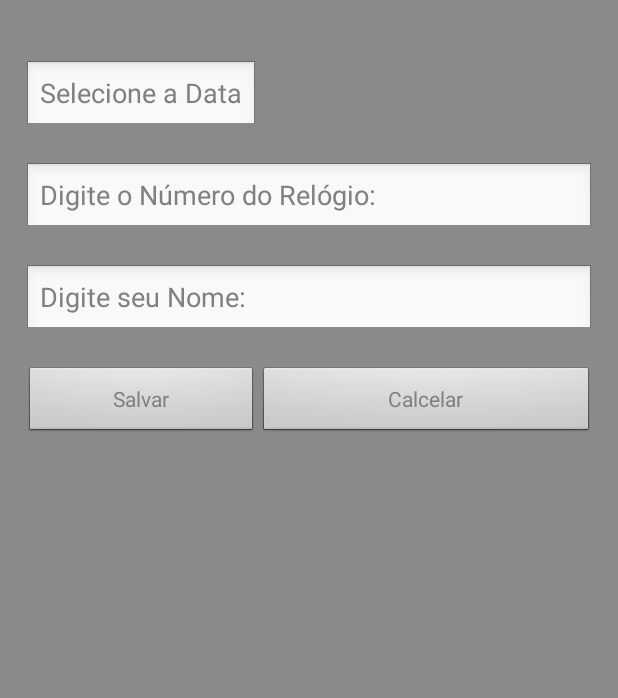
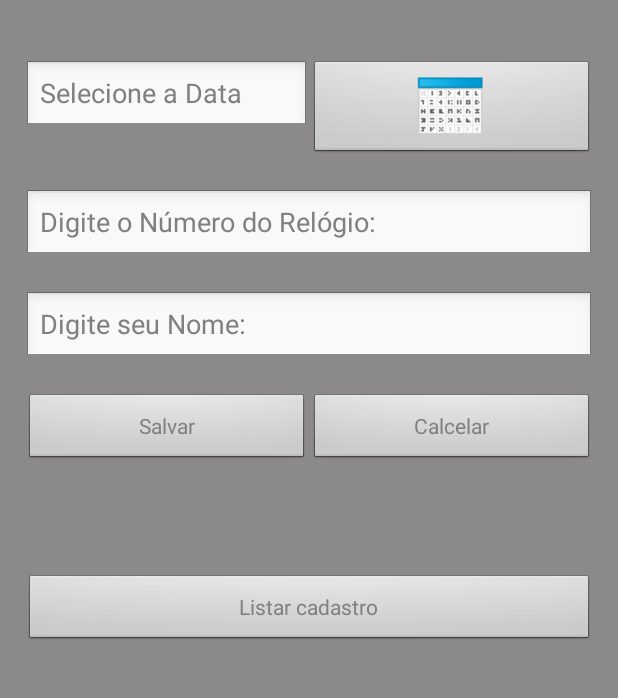
Before and after one commit to efraibo/android_cesar, an Android app: the layout activity_cadastro.xml on its own in the app's theme, with its tools: preview values and no code run, on a phone screen of 412 x 824 dp, the part 200-898 px from its top. Run offline under Robolectric (Android 15) with nearby library versions, the phone set to English and light mode, and no system bars.

Commit message:
Atualização

```diff
--- a/SGCE/app/src/main/res/layout/activity_cadastro.xml
+++ b/SGCE/app/src/main/res/layout/activity_cadastro.xml
@@ -15,20 +15,36 @@
         android:id="@+id/textView"
         android:layout_alignParentTop="true"
         android:layout_centerHorizontal="true" />
-
+    <LinearLayout
+        android:layout_width="fill_parent"
+        android:layout_height="wrap_content"
+        android:id="@+id/linearCaledar"
+        android:layout_below="@id/textView"
+        android:orientation="horizontal">
         <EditText
             android:id="@+id/editDate"
-        android:layout_width="wrap_content"
+            android:layout_width="fill_parent"
             android:layout_height="wrap_content"
-        android:layout_below="@id/textView"
             android:layout_marginTop="40dp"
-        android:hint="Selecione a Data"/>
+            android:layout_weight="1"
+            android:hint="Selecione a Data"
+            android:inputType="date"/>
+        <ImageButton
+            android:layout_width="fill_parent"
+            android:layout_height="wrap_content"
+            android:layout_marginTop="40dp"
+            android:layout_weight="1"
+            android:src="@drawable/calendar_blank"
+            android:onClick="dataButton"
+            />
+
+    </LinearLayout>
 
     <EditText
         android:layout_width="match_parent"
         android:layout_height="wrap_content"
         android:id="@+id/editNumRelogio"
-        android:layout_below="@id/editDate"
+        android:layout_below="@id/linearCaledar"
         android:layout_marginTop="20dp"
         android:hint="Digite o Número do Relógio: "
         android:inputType="number"/>
@@ -40,23 +56,37 @@
         android:id="@+id/editNome"
         android:layout_marginTop="20dp"
         android:hint="Digite seu Nome: "/>
-
+    <LinearLayout
+        android:layout_width="fill_parent"
+        android:layout_height="wrap_content"
+        android:layout_below="@id/editNome"
+        android:orientation="horizontal">
         <Button
-        android:layout_width="wrap_content"
+            android:layout_width="fill_parent"
             android:layout_height="wrap_content"
             android:layout_below="@id/editNome"
             android:id="@+id/btnSalvarCadastro"
             android:layout_marginTop="20dp"
+            android:onClick="salvar"
             android:hint="Salvar"
-        android:layout_alignParentStart="true"
-        android:layout_toStartOf="@+id/textView"
-        android:layout_alignEnd="@+id/editDate" />
+            android:layout_weight="1"/>
 
         <Button
-        android:layout_width="wrap_content"
+            android:layout_width="fill_parent"
             android:layout_height="wrap_content"
+            android:layout_weight="1"
             android:hint="Calcelar"
-        android:layout_alignTop="@+id/btnSalvarCadastro"
-        android:layout_alignEnd="@+id/editNome"
-        android:layout_toEndOf="@+id/btnSalvarCadastro" />
+            android:layout_marginTop="20dp"
+            />
+    </LinearLayout>
+
+    <Button
+        android:layout_width="fill_parent"
+        android:layout_height="wrap_content"
+        android:layout_weight="1"
+        android:hint="Listar cadastro"
+        android:layout_marginTop="500dp"
+        android:id="@+id/btnListar"
+        android:onClick="listarTodos"
+        />
 </RelativeLayout>
--- a/SGCE/app/src/main/res/layout/activity_main.xml
+++ b/SGCE/app/src/main/res/layout/activity_main.xml
@@ -25,7 +25,8 @@
           android:id="@+id/spinnerCadastrados"
           android:layout_below="@+id/textView"
           android:layout_alignParentStart="true"
-          android:layout_marginTop="59dp">
+          android:layout_marginTop="59dp"
+          >
       </Spinner>
       <Button
           android:layout_width="wrap_content"
```
Also changed, not shown: SGCE/app/src/main/java/br/com/evandro/sgce/Cadastro.java (+50 -17 lines), SGCE/app/src/main/java/br/com/evandro/sgce/Cliente.java (added, +32 -0 lines), SGCE/app/src/main/java/br/com/evandro/sgce/ClienteEditar.java (added, +7 -0 lines), SGCE/app/src/main/java/br/com/evandro/sgce/DatabaseHelper.java (added, +27 -0 lines), SGCE/app/src/main/java/br/com/evandro/sgce/MainActivity.java (+41 -2 lines), SGCE/app/src/main/java/br/com/evandro/sgce/Relatorio.java (+62 -19 lines), SGCE/app/src/main/res/layout/activity_relatorio.xml (+10 -0 lines), SGCE/app/src/main/res/drawable/calendar_blank.png (added), SGCE/app/src/main/res/drawable/text_calendar.png (added). Lines whose indentation alone changed are shown as unchanged.
